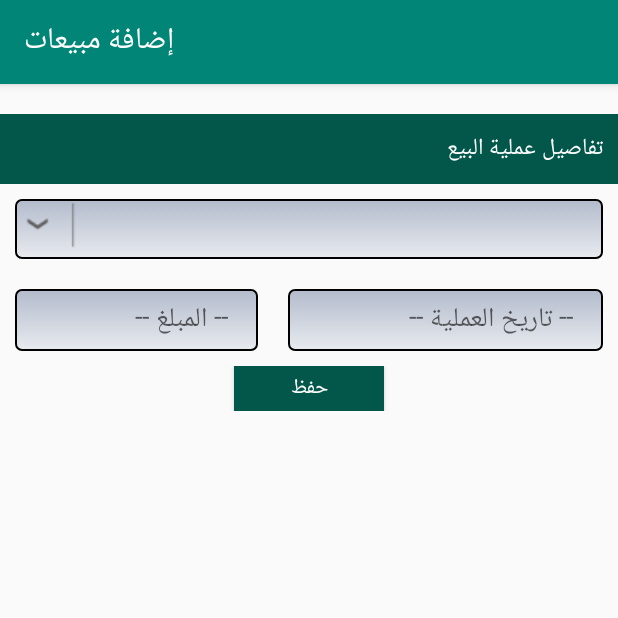
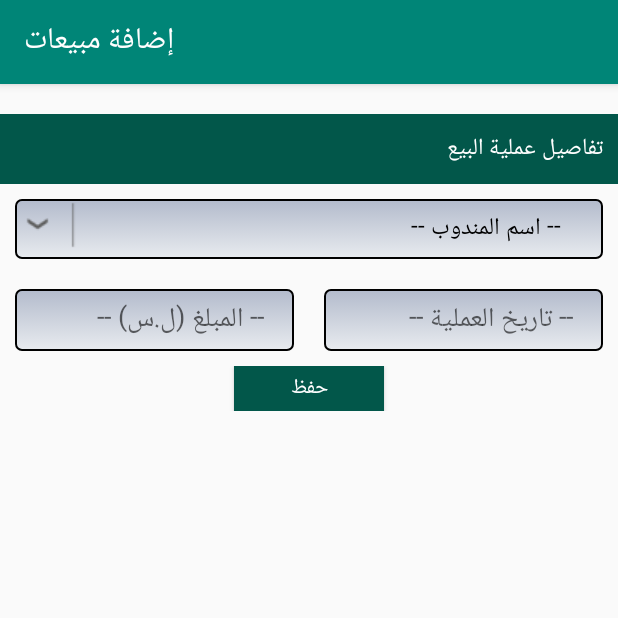
Before and after one commit to ab-dulla/svu-bait-iwb303-f18-sales, an Android app: the AddSalesActivity screen opened directly, with no data from a screen before it, on a phone screen of 412 x 824 dp, the top half of it. Run offline under Robolectric (Android 15) with nearby library versions, the phone set to English and light mode, and no system bars.

Commit message:
Branch1 - Add Sale Operation - Rami - 08-06-2019 11:53 PM

```diff
--- a/app/src/main/java/org/svuonline/f18sales/AddSalesActivity.java
+++ b/app/src/main/java/org/svuonline/f18sales/AddSalesActivity.java
@@ -1,14 +1,116 @@
 package org.svuonline.f18sales;
 
+import android.content.Context;
+import android.database.sqlite.SQLiteDatabase;
 import android.support.v7.app.AppCompatActivity;
 import android.os.Bundle;
+import android.view.View;
+import android.widget.Spinner;
+import android.widget.Button;
+import android.widget.EditText;
+import org.svuonline.f18sales.data.DatabaseHelper;
+import org.svuonline.f18sales.data.Utilities;
+import org.svuonline.f18sales.model.Sale;
+import org.svuonline.f18sales.model.Salesman;
+import org.svuonline.f18sales.salesmen.management.SalesmenSpinnerArrayAdapter;
+import java.util.ArrayList;
+import java.util.Locale;
+import static android.text.TextUtils.isEmpty;
 
-public class AddSalesActivity extends AppCompatActivity {
+public class AddSalesActivity extends AppCompatActivity implements View.OnClickListener {
 
+
+    /******************************************************
+     **************        Declarations       *************
+     ******************************************************/
+    private Spinner spinnerSalesmen;
+    private EditText txtSaleDate;
+    private EditText txtAmount;
+    private Button btnSave;
+    DatabaseHelper dbHelper;
+    SQLiteDatabase db;
+
+
+    /******************************************************
+     **************      Controls Events      *************
+     ******************************************************/
     @Override
     protected void onCreate(Bundle savedInstanceState) {
         super.onCreate(savedInstanceState);
         setContentView(R.layout.activity_add_sales);
         getSupportActionBar().setTitle("إضافة مبيعات");
+        dbHelper = new DatabaseHelper(this);
+        FindElements();
+        SetControlsEvents();
+        fillSalesmen();
+        Utilities.InitSaleDateCalender(this,txtSaleDate);
+    }
+
+    @Override
+    public void onClick(View v) {
+        switch(v.getId())
+        {
+            case R.id.btnSave:
+                if(ValidateInputs())
+                {
+                    if (addSale()) {
+                        Utilities.ShowMessage(this,"","تم حفظ بيانات عملية البيع بنجاح");
+                        ClearInputs();
+                    }
+                    else {
+                        Utilities.ShowMessage(this,"","عفواً، حدث خطأ أثناء حفظ عملية البيع");
+                    }
+                }
+                else
+                {
+                    Utilities.ShowMessage(this,"","عفواً، يجب أن تقوم بإدخال جميع الحقول");
+                }
+                break;
+        }
+    }
+
+    /******************************************************
+     **************      Private Methods      *************
+     ******************************************************/
+    private boolean ValidateInputs(){
+
+        return spinnerSalesmen.getSelectedItemPosition() != 0 &&
+                !isEmpty(txtSaleDate.getText().toString()) &&
+                !isEmpty(txtAmount.getText().toString()) ;
+    }
+
+    private void FindElements(){
+        spinnerSalesmen = findViewById(R.id.spinnerSalesmen);
+        txtSaleDate =findViewById(R.id.txtSaleDate);
+        txtAmount =findViewById(R.id.txtAmount);
+        btnSave = findViewById(R.id.btnSave);
+
+    }
+
+    private void SetControlsEvents() {
+        btnSave.setOnClickListener(this);
+    }
+
+    private void fillSalesmen() {
+        db = openOrCreateDatabase("f18SalesDb",Context.MODE_PRIVATE, null);
+        ArrayList<Salesman> salesmenList =  dbHelper.getSalesmenList(db);
+        SalesmenSpinnerArrayAdapter salesmenAdapter = new SalesmenSpinnerArrayAdapter(this, salesmenList);
+        spinnerSalesmen.setAdapter(salesmenAdapter);
+    }
+
+    private boolean addSale() {
+        Salesman selectedSalesman = (Salesman) spinnerSalesmen.getSelectedItem();
+        int salesmanId = selectedSalesman.getId();
+        String saleDate = txtSaleDate.getText().toString();
+        int amount =Integer.parseInt(txtAmount.getText().toString());
+        Sale sale = new Sale(salesmanId,saleDate,amount);
+        return dbHelper.InsertSale(sale) != -1;
+    }
+
+    private void ClearInputs()
+    {
+        spinnerSalesmen.setSelection(0);
+        txtAmount.setText("");
+        txtSaleDate.setText("");
     }
 }
--- a/app/src/main/java/org/svuonline/f18sales/data/DatabaseHelper.java
+++ b/app/src/main/java/org/svuonline/f18sales/data/DatabaseHelper.java
@@ -9,6 +9,7 @@ import android.database.sqlite.SQLiteOpenHelper;
 import android.provider.BaseColumns;
 
 import org.svuonline.f18sales.model.Region;
+import org.svuonline.f18sales.model.Sale;
 import org.svuonline.f18sales.model.Salesman;
 
 import java.util.ArrayList;
@@ -211,4 +212,9 @@ public class DatabaseHelper extends SQLiteOpenHelper {
         cursor.close();
         return salesmen;
     }
+
+    public long InsertSale(Sale sale) {
+        SQLiteDatabase db = this.getWritableDatabase();
+        return db.insert(SalesEntry.TABLE_NAME, null, sale.ToContentValues());
+    }
 }
--- a/app/src/main/java/org/svuonline/f18sales/data/Utilities.java
+++ b/app/src/main/java/org/svuonline/f18sales/data/Utilities.java
@@ -2,15 +2,31 @@ package org.svuonline.f18sales.data;
 
 import android.app.Activity;
 import android.app.AlertDialog;
+import android.app.DatePickerDialog;
+import android.view.View;
+import android.widget.DatePicker;
 import android.widget.Spinner;
+
+import java.text.SimpleDateFormat;
 import java.util.Calendar;
 import java.util.ArrayList;
+import java.util.Locale;
+
 import android.widget.ArrayAdapter;
 import android.support.v7.app.AppCompatActivity;
 import android.app.Application;
 import android.content.Context;
 
+import org.svuonline.f18sales.salesmen.management.AddSalesmanFragment;
+
+import android.widget.EditText;
+
 public class Utilities extends Activity {
+
+    private static final String DATE_FORMAT = "MM/dd/yyyy";
+    private static final Locale LOCAL_DATE_FORMAT = Locale.US;
+
+
 
     public static ArrayList<String> GetYearsList()
     {
@@ -51,4 +67,32 @@ public class Utilities extends Activity {
                 .setMessage(Message)
                 .show();
     }
+
+
+    public static void InitSaleDateCalender(Context cont,EditText tDate) {
+
+        final EditText txtDate = tDate;
+        final Context context = cont;
+        final Calendar calendar = Calendar.getInstance();
+        final DatePickerDialog.OnDateSetListener date = new DatePickerDialog.OnDateSetListener() {
+            @Override
+            public void onDateSet(DatePicker view, int year, int monthOfYear, int dayOfMonth) {
+                calendar.set(Calendar.YEAR, year);
+                calendar.set(Calendar.MONTH, monthOfYear);
+                calendar.set(Calendar.DAY_OF_MONTH, dayOfMonth);
+                // update calender
+                SimpleDateFormat sdf = new SimpleDateFormat(DATE_FORMAT, LOCAL_DATE_FORMAT);
+                txtDate.setText(sdf.format(calendar.getTime()));
+            }
+        };
+        txtDate.setOnClickListener(new View.OnClickListener() {
+            @Override
+            public void onClick(View v) {
+                new DatePickerDialog(context, date, calendar.get(Calendar.YEAR),
+                        calendar.get(Calendar.MONTH), calendar.get(Calendar.DAY_OF_MONTH)).show();
+            }
+        });
+    }
+
+
 }
--- a/app/src/main/res/layout/activity_add_sales.xml
+++ b/app/src/main/res/layout/activity_add_sales.xml
@@ -6,7 +6,6 @@
     android:layout_height="match_parent"
     tools:context=".AddSalesActivity">
     android:textDirection="rtl">
-
     <LinearLayout
         android:layout_width="match_parent"
         android:layout_height="match_parent"
@@ -38,11 +37,6 @@
                 android:spinnerMode="dropdown"
                 style="@style/spinner_style"
                 android:textDirection="rtl"/>
-
-
-
-
-
         </LinearLayout>
 
         <LinearLayout
@@ -50,35 +44,30 @@
             android:layout_height="wrap_content"
             android:orientation="horizontal"
             android:textDirection="rtl">
-
             <EditText
                 android:id="@+id/txtAmount"
-                android:layout_width="wrap_content"
+                android:layout_width="0dp"
                 android:layout_height="wrap_content"
-                android:layout_weight="2"
+                android:layout_weight=".50"
                 style="@style/text_style"
                 android:inputType="number"
-                android:hint="-- المبلغ --"
+                android:hint="-- المبلغ (ل.س) --"
+
                 app:layout_constraintEnd_toEndOf="parent"
                 app:layout_constraintStart_toStartOf="parent"
                 android:layoutDirection="rtl"
                 android:textDirection="rtl"
                 app:layout_constraintTop_toBottomOf="@+id/spinnerSalesmen" />
 
-
-
-
-
-
             <EditText
                 android:id="@+id/txtSaleDate"
-                android:layout_width="wrap_content"
+                android:layout_width="0dp"
                 android:layout_height="wrap_content"
                 android:layout_marginStart="8dp"
                 android:layout_marginTop="8dp"
                 android:layout_marginEnd="8dp"
                 android:focusable="false"
-                android:layout_weight="2"
+                android:layout_weight=".50"
                 android:hint="-- تاريخ العملية --"
                 app:layout_constraintEnd_toEndOf="parent"
                 app:layout_constraintStart_toStartOf="parent"
@@ -86,36 +75,7 @@
                 android:textDirection="rtl"
                 style="@style/text_style"
                 app:layout_constraintTop_toBottomOf="@+id/txtAmount" />
-
-            <!--style="@style/text_style"-->
-
-
-
-
-
-
-            <!--<Spinner
-                android:id="@+id/spinnerMonths"
-                android:layout_width="wrap_content"
-                android:layout_height="40dp"
-                android:layout_weight="2"
-                android:spinnerMode="dropdown"
-                style="@style/spinner_style"
-                android:layoutDirection="rtl"
-                android:textDirection="rtl"/>
-
-            <Spinner
-                android:id="@+id/spinnerYears"
-                android:layout_width="wrap_content"
-                android:layout_height="40dp"
-                android:spinnerMode="dropdown"
-                android:layout_weight="2"
-                style="@style/spinner_style"
-                android:layoutDirection="rtl"
-                android:textDirection="rtl"/>-->
-
         </LinearLayout>
-
         <RelativeLayout
             android:layout_width="match_parent"
             android:layout_height="wrap_content"
@@ -131,23 +91,6 @@
                 android:textColor="@android:color/white"
                 android:text="حفظ"
                 android:textSize="14sp" />
-
-
         </RelativeLayout >
-
-        <!--<EditText-->
-            <!--android:id="@+id/editText"-->
-            <!--android:layout_width="match_parent"-->
-            <!--android:layout_height="wrap_content"-->
-            <!--android:ems="10"-->
-            <!--android:inputType="number"-->
-            <!--style="@style/text_style"/>-->
-
-
-
-
-
-
     </LinearLayout>
-
 </android.support.constraint.ConstraintLayout>
```
Also changed, not shown: app/src/main/java/org/svuonline/f18sales/model/Sale.java (added, +40 -0 lines).
